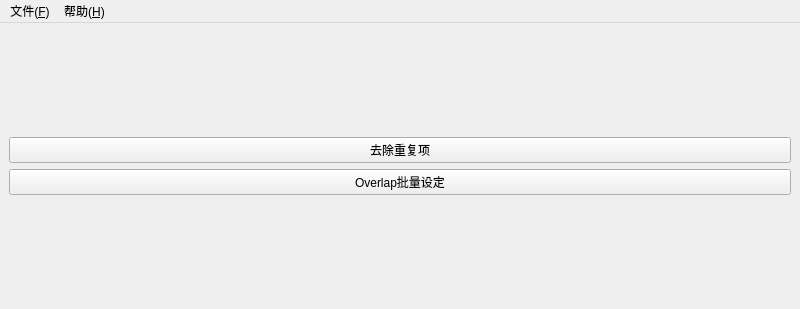
This is src/mainwindow.ui in shine5402/KiraOtoToolbox as Qt 5 draws it before an edit. The edited form follows.
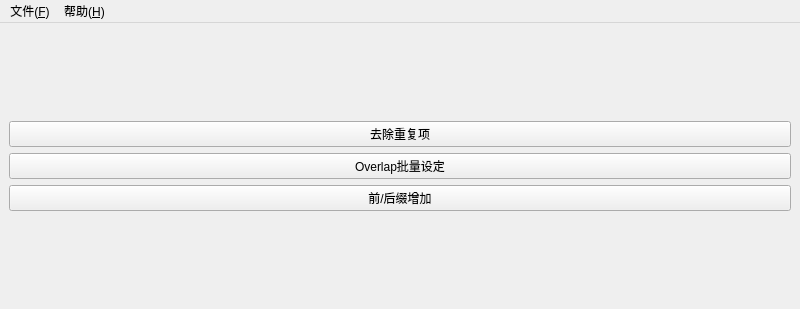
This is the edited form.

Commit message: 添加前后缀添加功能

What changed in the file:
```diff
--- a/src/mainwindow.ui
+++ b/src/mainwindow.ui
@@ -42,6 +42,13 @@
       </property>
      </widget>
     </item>
+    <item>
+     <widget class="QPushButton" name="suffixAddPushButton">
+      <property name="text">
+       <string>前/后缀增加</string>
+      </property>
+     </widget>
+    </item>
     <item>
      <spacer name="verticalSpacer">
       <property name="orientation">
```
Left out of the diff: 2 changed lines with no effect on the pictures. The commit also changes 8 other files.
